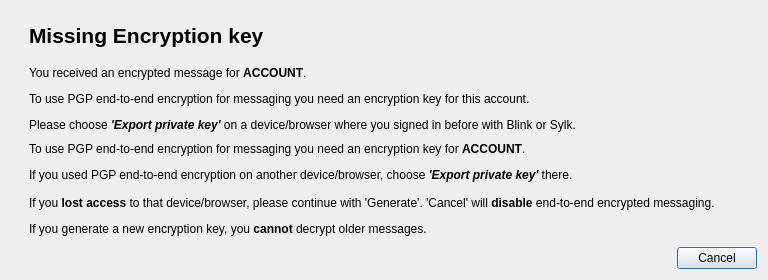
Above: resources/generate_pgp_key_dialog.ui from AGProjects/blink-qt before the change. Below: the same form after it.
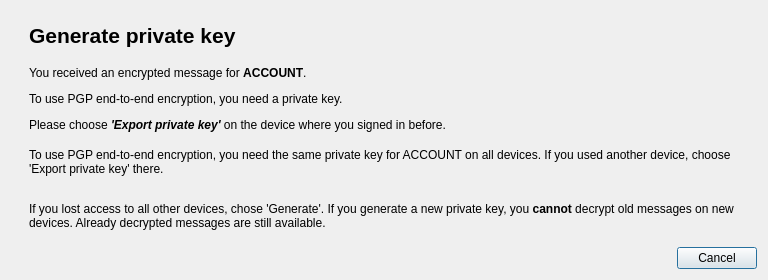
That is the form after the change. Icons and pictures are not drawn.

Commit message: Refactor text of private key import/export dialogs

What changed in the file:
```diff
--- a/resources/generate_pgp_key_dialog.ui
+++ b/resources/generate_pgp_key_dialog.ui
@@ -58,7 +58,7 @@
         </font>
        </property>
        <property name="text">
-        <string>Missing Encryption key</string>
+        <string>Generate private key</string>
        </property>
       </widget>
      </item>
@@ -74,14 +74,14 @@
         </size>
        </property>
        <property name="text">
-        <string>&lt;html&gt;&lt;head/&gt;&lt;body&gt;&lt;p&gt;You received an encrypted message for &lt;span style=&quot; font-weight:600;&quot;&gt;ACCOUNT&lt;/span&gt;.&lt;/p&gt;&lt;p&gt;To use PGP end-to-end encryption for messaging you need an encryption key for this account.&lt;/p&gt;&lt;p&gt;Please choose &lt;span style=&quot; font-weight:600; font-style:italic;&quot;&gt;'Export private key'&lt;/span&gt; on a device/browser where you signed in before with Blink or Sylk.&lt;/p&gt;&lt;/body&gt;&lt;/html&gt;</string>
+        <string>&lt;html&gt;&lt;head/&gt;&lt;body&gt;&lt;p&gt;You received an encrypted message for &lt;span style=&quot; font-weight:600;&quot;&gt;ACCOUNT&lt;/span&gt;.&lt;/p&gt;&lt;p&gt;To use PGP end-to-end encryption, you need a private key.&lt;/p&gt;&lt;p&gt;Please choose &lt;span style=&quot; font-weight:600; font-style:italic;&quot;&gt;'Export private key'&lt;/span&gt; on the device where you signed in before.&lt;/p&gt;&lt;/body&gt;&lt;/html&gt;</string>
        </property>
       </widget>
      </item>
      <item>
       <widget class="QLabel" name="key_maybe_present_label">
        <property name="text">
-        <string>&lt;html&gt;&lt;head/&gt;&lt;body&gt;&lt;p&gt;To use PGP end-to-end encryption for messaging you need an encryption key for &lt;span style=&quot; font-weight:600;&quot;&gt;ACCOUNT&lt;/span&gt;.&lt;/p&gt;&lt;p&gt;If you used PGP end-to-end encryption on another device/browser, choose &lt;span style=&quot; font-weight:600; font-style:italic;&quot;&gt;'Export private key'&lt;/span&gt; there.&lt;/p&gt;&lt;/body&gt;&lt;/html&gt;</string>
+        <string>To use PGP end-to-end encryption, you need the same private key for ACCOUNT on all devices. If you used another device, choose 'Export private key' there.</string>
        </property>
        <property name="wordWrap">
         <bool>true</bool>
@@ -91,7 +91,7 @@
      <item>
       <widget class="QLabel" name="label_3">
        <property name="text">
-        <string>&lt;html&gt;&lt;head/&gt;&lt;body&gt;&lt;p&gt;If you &lt;span style=&quot; font-weight:600;&quot;&gt;lost access&lt;/span&gt; to that device/browser, please continue with 'Generate'. 'Cancel' will &lt;span style=&quot; font-weight:600;&quot;&gt;disable&lt;/span&gt; end-to-end encrypted messaging.&lt;/p&gt;&lt;p&gt;If you generate a new encryption key, you &lt;span style=&quot; font-weight:600;&quot;&gt;cannot&lt;/span&gt; decrypt older messages.&lt;/p&gt;&lt;/body&gt;&lt;/html&gt;</string>
+        <string>If you lost access to all other devices, chose 'Generate'. If you generate a new private key, you &lt;span style=&quot; font-weight:600;&quot;&gt;cannot&lt;/span&gt; decrypt old messages on new devices. Already decrypted messages are still available.</string>
        </property>
        <property name="wordWrap">
         <bool>true</bool>
```
Left out of the diff: 2 changed lines with no effect on the pictures. The commit also changes 3 other files.
